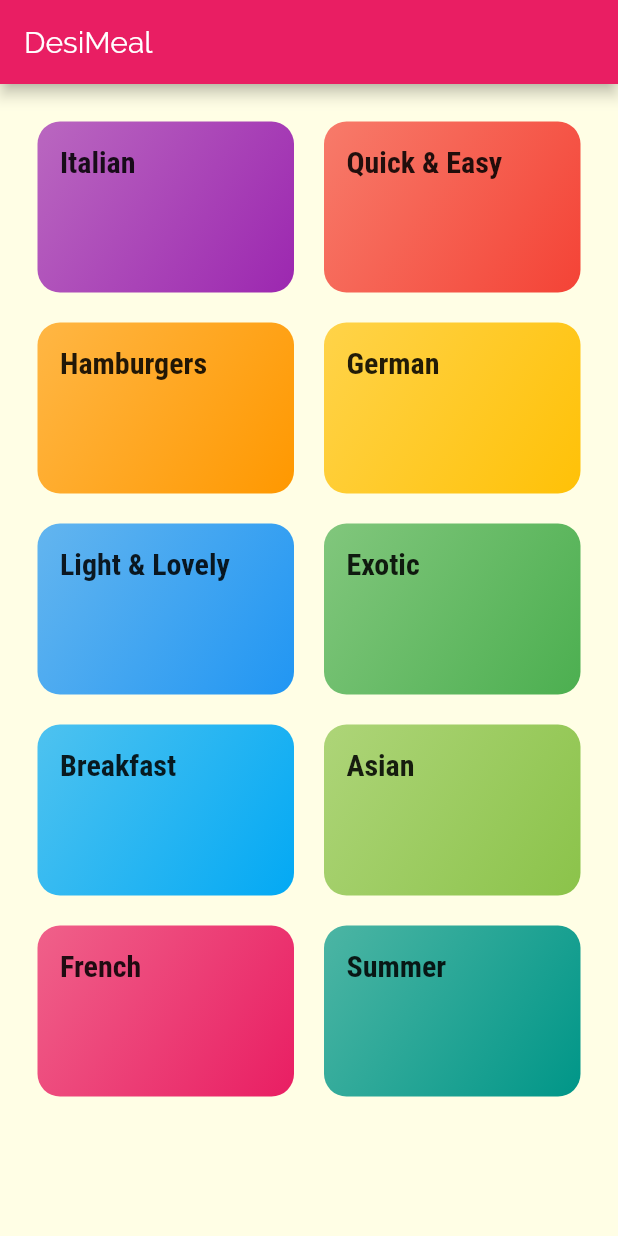
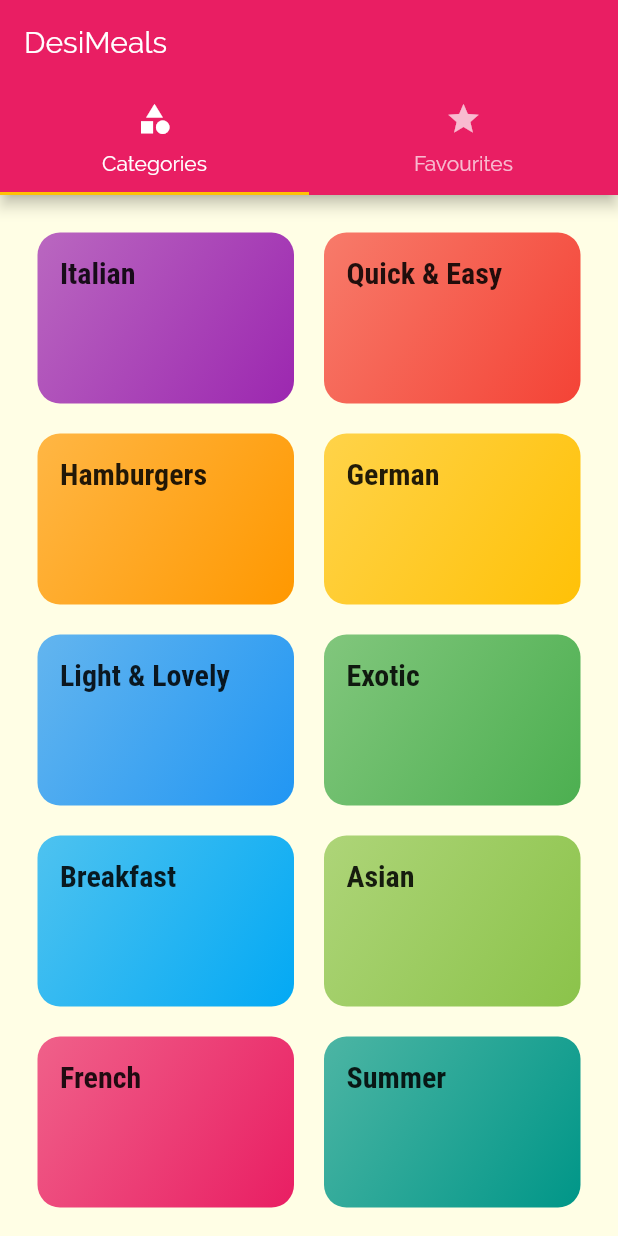
Before and after one commit to dgandhi1993/Meals-App, a Flutter app: the screen it shows after launch, on a phone screen of 412 x 824 dp. Run offline on Flutter 3.47's test engine with Material 2 defaults, Android fonts, the phone set to English and light mode, and no system bars.

Commit message:
Added tab bar on top

```diff
--- a/lib/main.dart
+++ b/lib/main.dart
@@ -1,4 +1,5 @@
 import 'package:flutter/material.dart';
+import './screens/tabs_screen.dart';
 import './screens/meal_detail_screen.dart';
 import './screens/category_meals_screen.dart';
 import './screens/categories_screen.dart';
@@ -32,7 +33,7 @@ class MyApp extends StatelessWidget {
       // home: CategoriesScreen(),
       initialRoute: '/',
       routes: {
-        '/' : (context) => CategoriesScreen(),
+        '/' : (context) => TabsScreen(),
         CategoryMealsScreen.routeName : (context)=> CategoryMealsScreen(),
         MealDetailScreen.routeName : (context)=> MealDetailScreen(),
       },
--- a/lib/screens/categories_screen.dart
+++ b/lib/screens/categories_screen.dart
@@ -6,21 +6,16 @@ import '../dummy_data.dart';
 class CategoriesScreen extends StatelessWidget {
   @override
   Widget build(BuildContext context) {
-    return Scaffold(
-      appBar: AppBar(
-        title: const Text("DesiMeal"),
-      ),
-      body: GridView(
+    return GridView(
       padding: const EdgeInsets.all(25),
       children: DUMMY_CATEGORIES.map((catData) {
-          return CategoryItem(catData.id,catData.title, catData.color);
+        return CategoryItem(catData.id, catData.title, catData.color);
       }).toList(),
       gridDelegate: SliverGridDelegateWithMaxCrossAxisExtent(
           maxCrossAxisExtent: 200,
           childAspectRatio: 3 / 2,
           mainAxisSpacing: 20,
           crossAxisSpacing: 20),
-      ),
     );
   }
 }
--- /dev/null
+++ b/lib/screens/favorites_screen.dart
@@ -0,0 +1,10 @@
+import 'package:flutter/material.dart';
+
+class FavoritesScreen extends StatelessWidget {
+  @override
+  Widget build(BuildContext context) {
+    return Center(
+      child: Text("Favs!"),
+    );
+  }
+}
--- /dev/null
+++ b/lib/screens/tabs_screen.dart
@@ -0,0 +1,35 @@
+import 'package:flutter/material.dart';
+import '../screens/favorites_screen.dart';
+import '../screens/categories_screen.dart';
+
+class TabsScreen extends StatefulWidget {
+  @override
+  _TabsScreenState createState() => _TabsScreenState();
+}
+
+class _TabsScreenState extends State<TabsScreen> {
+  @override
+  Widget build(BuildContext context) {
+    return DefaultTabController(
+      length: 2,
+      // initialIndex: 1, for fav screen to be default
+      child: Scaffold(
+        appBar: AppBar(
+          title: Text("DesiMeals"),
+          bottom: TabBar(
+            tabs: <Widget>[
+              Tab(icon: Icon(Icons.category), text: "Categories",),
+              Tab(icon: Icon(Icons.star), text: "Favourites",),
+            ],),
+        ),
+      body: TabBarView(
+        children: <Widget>[
+          CategoriesScreen(),
+          FavoritesScreen()
+
+        ],
+      ),
+      ),
+    );
+  }
+}
```
Lines whose indentation alone changed are shown as unchanged.
